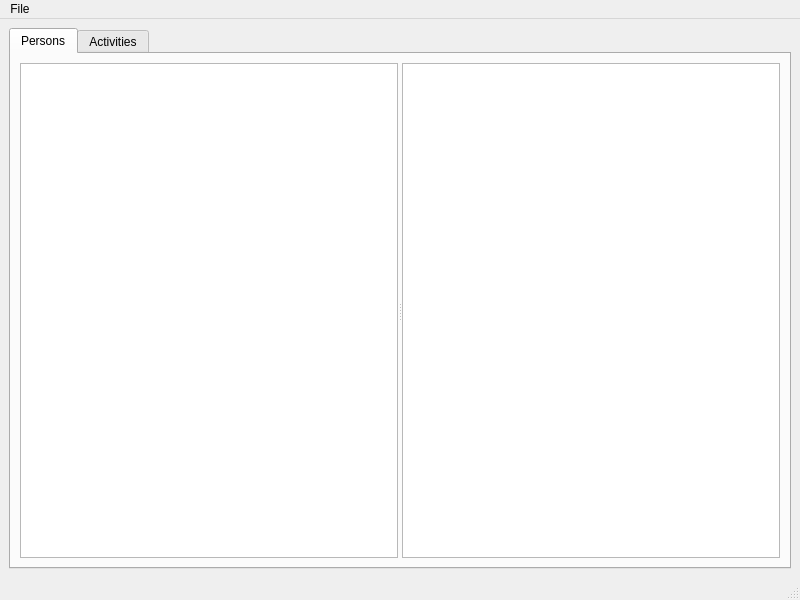
The window that caillasse_pyqt/main_window.ui (feth/caillasse) describes before a commit, drawn with Qt 5.
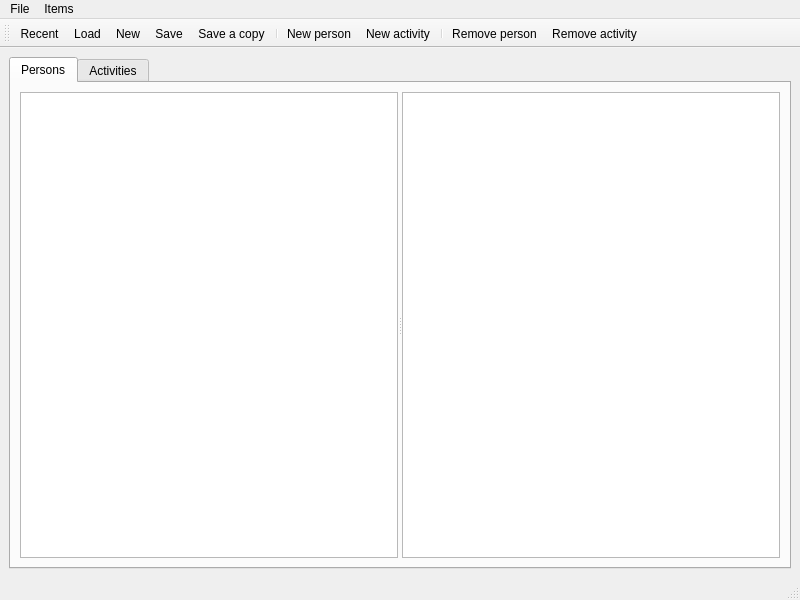
The same window after the commit.

Commit message: wip persons model (early stage)

Patch:
```diff
--- a/caillasse_pyqt/main_window.ui
+++ b/caillasse_pyqt/main_window.ui
@@ -76,14 +76,48 @@
     <property name="title">
      <string>File</string>
     </property>
+    <addaction name="actionNew"/>
     <addaction name="actionSave"/>
-    <addaction name="actionSave_as"/>
+    <addaction name="actionSave_copy"/>
     <addaction name="actionLoad"/>
     <addaction name="actionRecent"/>
    </widget>
+   <widget class="QMenu" name="menuItems">
+    <property name="title">
+     <string>Items</string>
+    </property>
+    <addaction name="actionNew_person"/>
+    <addaction name="actionNew_activity"/>
+    <addaction name="separator"/>
+    <addaction name="actionRemove_person"/>
+    <addaction name="actionRemove_activity"/>
+   </widget>
    <addaction name="menuLoad"/>
+   <addaction name="menuItems"/>
   </widget>
   <widget class="QStatusBar" name="statusbar"/>
+  <widget class="QToolBar" name="toolBar">
+   <property name="windowTitle">
+    <string>toolBar</string>
+   </property>
+   <attribute name="toolBarArea">
+    <enum>TopToolBarArea</enum>
+   </attribute>
+   <attribute name="toolBarBreak">
+    <bool>false</bool>
+   </attribute>
+   <addaction name="actionRecent"/>
+   <addaction name="actionLoad"/>
+   <addaction name="actionNew"/>
+   <addaction name="actionSave"/>
+   <addaction name="actionSave_copy"/>
+   <addaction name="separator"/>
+   <addaction name="actionNew_person"/>
+   <addaction name="actionNew_activity"/>
+   <addaction name="separator"/>
+   <addaction name="actionRemove_person"/>
+   <addaction name="actionRemove_activity"/>
+  </widget>
   <action name="actionSave">
    <property name="text">
     <string>Save</string>
@@ -99,11 +133,36 @@
     <string>Recent</string>
    </property>
   </action>
-  <action name="actionSave_as">
+  <action name="actionSave_copy">
    <property name="text">
     <string>Save a copy</string>
    </property>
   </action>
+  <action name="actionNew">
+   <property name="text">
+    <string>New</string>
+   </property>
+  </action>
+  <action name="actionNew_person">
+   <property name="text">
+    <string>New person</string>
+   </property>
+  </action>
+  <action name="actionNew_activity">
+   <property name="text">
+    <string>New activity</string>
+   </property>
+  </action>
+  <action name="actionRemove_person">
+   <property name="text">
+    <string>Remove person</string>
+   </property>
+  </action>
+  <action name="actionRemove_activity">
+   <property name="text">
+    <string>Remove activity</string>
+   </property>
+  </action>
  </widget>
  <resources/>
  <connections/>
```
The commit also changes 2 other files.
